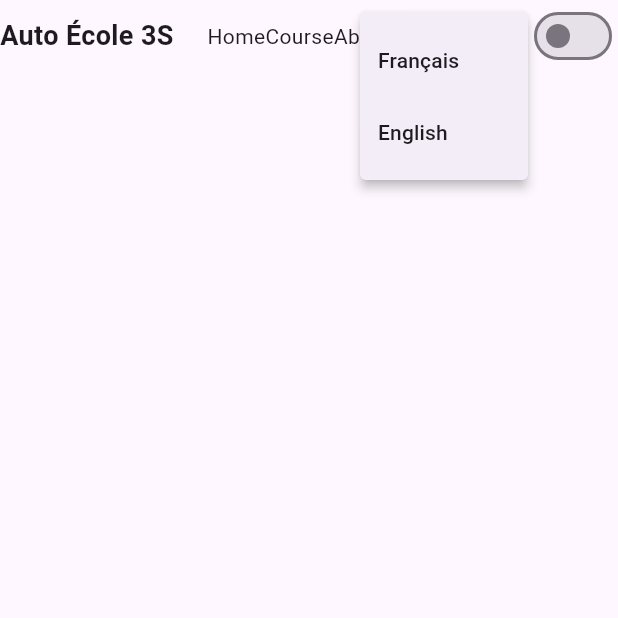
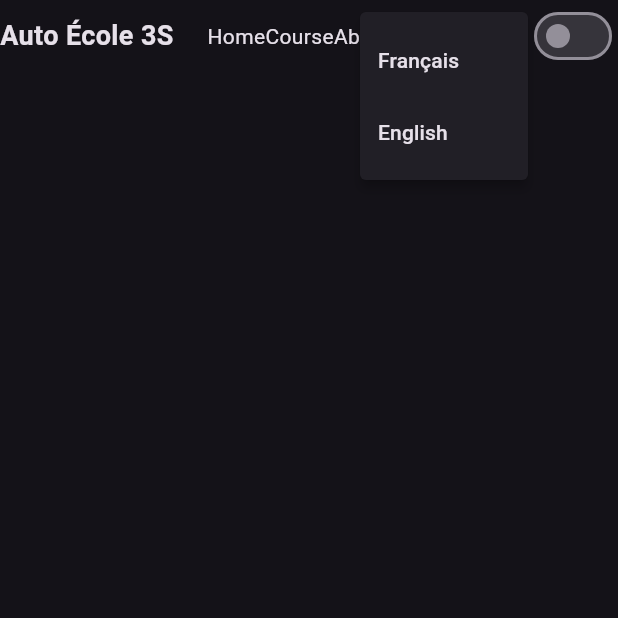
Before and after one commit to Manou24k/auto_ecole_3s, a Flutter app: the screen it shows after launch, after a tap on the "more vert" icon, on a phone screen of 412 x 824 dp, the top half of it. Run offline on Flutter 3.47's test engine with Material 3 defaults, Android fonts, the phone set to English and light mode, and no system bars.

Commit message:
add Theme

```diff
--- a/lib/main.dart
+++ b/lib/main.dart
@@ -25,6 +25,8 @@ class MyApp extends StatelessWidget {
         const Locale('fr',),
       ],
       home: const HomePage(),
+      darkTheme: ThemeData.dark(),
+      themeMode: ThemeMode.dark,
 
 
     );
--- a/lib/my_app_bar.dart
+++ b/lib/my_app_bar.dart
@@ -8,7 +8,9 @@ class MyAppBar extends StatelessWidget {
 
   @override
   Widget build(BuildContext context) {
-    return Row(
+    return Container(
+      color: Theme.of(context).appBarTheme.backgroundColor,
+      child: Row(
         children: [
           AppLogo(),
           Spacer(),
@@ -18,6 +20,7 @@ class MyAppBar extends StatelessWidget {
 
           ThemeToggle(),
         ],
+      ),
     );
   }
 }
```
Also changed, not shown: lib/style/app_color.dart (+21 -0 lines), lib/style/app_theme.dart (added, +19 -0 lines). Lines whose indentation alone changed are shown as unchanged.
